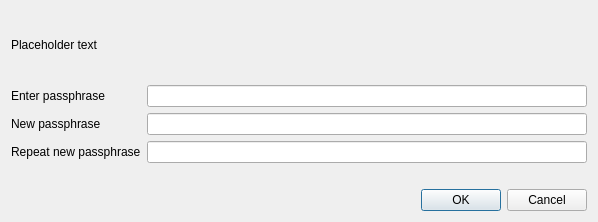
Before: the Qt Designer form src/qt/forms/askpassphrasedialog.ui in notestrand/nn, drawn with Qt 5.
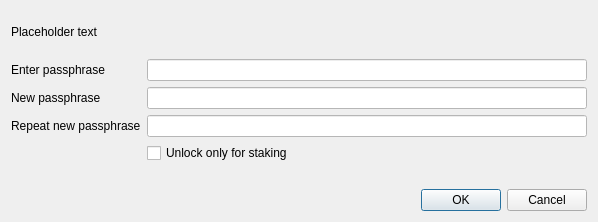
After: the same form once the commit is applied.

What changed in the file:
```diff
--- a/src/qt/forms/askpassphrasedialog.ui
+++ b/src/qt/forms/askpassphrasedialog.ui
@@ -25,6 +25,9 @@
   <property name="windowTitle">
    <string>Passphrase Dialog</string>
   </property>
+  <property name="styleSheet">
+   <string notr="true"/>
+  </property>
   <layout class="QVBoxLayout" name="verticalLayout">
    <property name="sizeConstraint">
     <enum>QLayout::SetMinimumSize</enum>
@@ -50,49 +53,58 @@
      <property name="fieldGrowthPolicy">
       <enum>QFormLayout::AllNonFixedFieldsGrow</enum>
      </property>
-     <item row="0" column="0">
+     <item row="1" column="0">
       <widget class="QLabel" name="passLabel1">
        <property name="text">
         <string>Enter passphrase</string>
        </property>
       </widget>
      </item>
-     <item row="0" column="1">
+     <item row="1" column="1">
       <widget class="QLineEdit" name="passEdit1">
+       <property name="styleSheet">
+        <string notr="true">background: #fff</string>
+       </property>
        <property name="echoMode">
         <enum>QLineEdit::Password</enum>
        </property>
       </widget>
      </item>
-     <item row="1" column="0">
+     <item row="2" column="0">
       <widget class="QLabel" name="passLabel2">
        <property name="text">
         <string>New passphrase</string>
        </property>
       </widget>
      </item>
-     <item row="1" column="1">
+     <item row="2" column="1">
       <widget class="QLineEdit" name="passEdit2">
+       <property name="styleSheet">
+        <string notr="true">background: #fff</string>
+       </property>
        <property name="echoMode">
         <enum>QLineEdit::Password</enum>
        </property>
       </widget>
      </item>
-     <item row="2" column="0">
+     <item row="3" column="0">
       <widget class="QLabel" name="passLabel3">
        <property name="text">
         <string>Repeat new passphrase</string>
        </property>
       </widget>
      </item>
-     <item row="2" column="1">
-      <widget class="QLineEdit" name="passEdit3">
-       <property name="echoMode">
-        <enum>QLineEdit::Password</enum>
-       </property>
-      </widget>
-     </item>
      <item row="3" column="1">
+      <widget class="QLineEdit" name="passEdit3">
+       <property name="styleSheet">
+        <string notr="true">background: #fff</string>
+       </property>
+       <property name="echoMode">
+        <enum>QLineEdit::Password</enum>
+       </property>
+      </widget>
+     </item>
+     <item row="5" column="1">
       <widget class="QLabel" name="capsLabel">
        <property name="font">
         <font>
@@ -108,6 +120,16 @@
        </property>
       </widget>
      </item>
+     <item row="4" column="1">
+      <widget class="QCheckBox" name="stakingCheckBox">
+       <property name="text">
+        <string>Unlock only for staking</string>
+       </property>
+       <property name="visible">
+        <bool>false</bool>
+       </property>
+      </widget>
+     </item>
     </layout>
    </item>
    <item>
```
Left out of the diff: 3 changed lines with no effect on the pictures.
